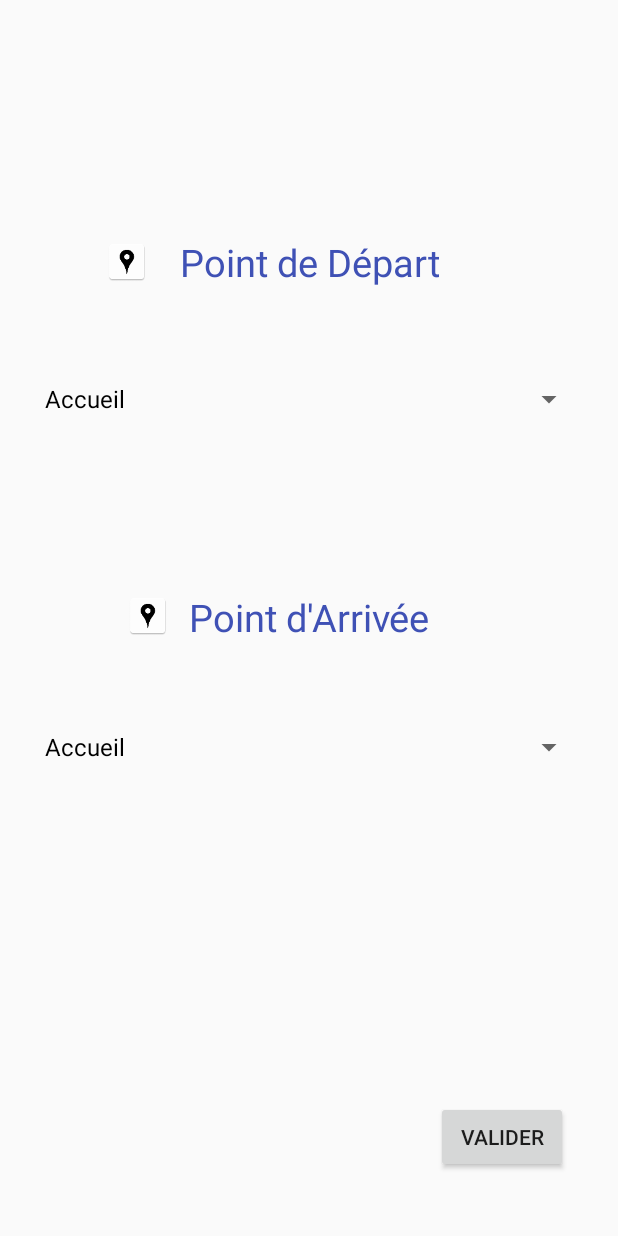
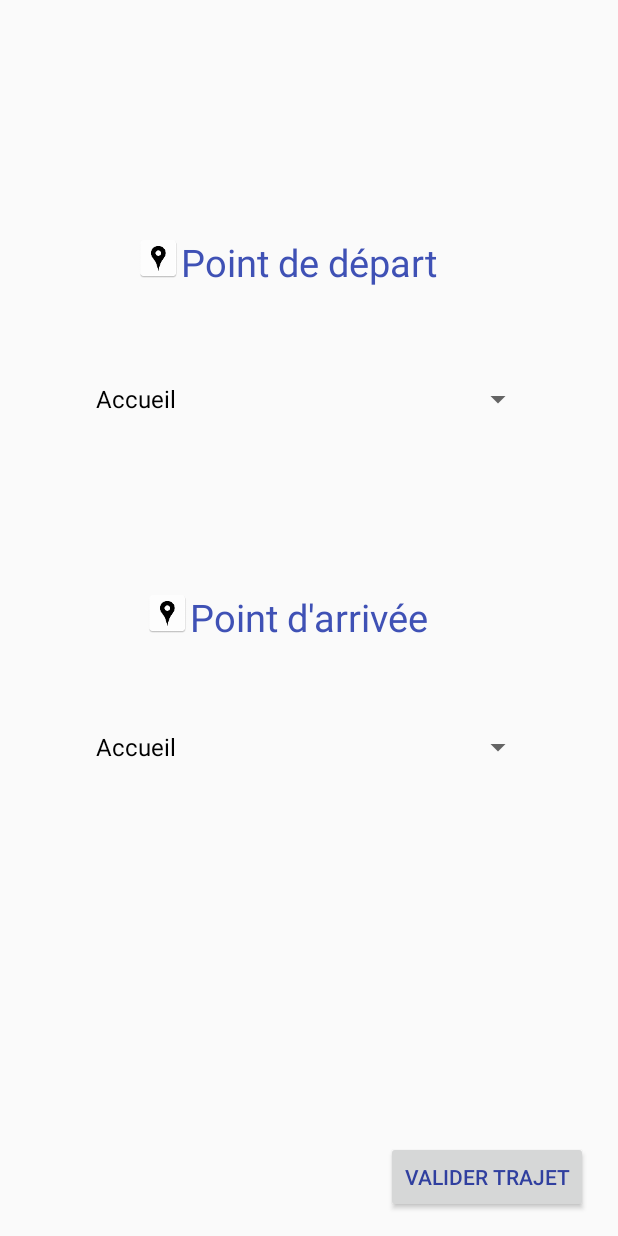
Before and after one commit to catherinegivel/DSmap, an Android app: the screen it shows after launch (ChoiceActivity), on a phone screen of 412 x 824 dp. Run offline under Robolectric (Android 15) with nearby library versions, the phone set to English and light mode, and no system bars.

```diff
--- a/app/src/main/res/layout/activity_choice.xml
+++ b/app/src/main/res/layout/activity_choice.xml
@@ -1,5 +1,6 @@
 <?xml version="1.0" encoding="utf-8"?>
-<android.support.constraint.ConstraintLayout xmlns:android="http://schemas.android.com/apk/res/android"
+<android.support.constraint.ConstraintLayout
+    xmlns:android="http://schemas.android.com/apk/res/android"
     xmlns:app="http://schemas.android.com/apk/res-auto"
     xmlns:tools="http://schemas.android.com/tools"
     android:layout_width="match_parent"
@@ -7,35 +8,26 @@
     tools:context="fr.givel.catherine.dsmap.ChoiceActivity">
 
     <ImageView
-        android:id="@+id/imageView5"
-        android:layout_width="29dp"
-        android:layout_height="32dp"
-        app:layout_constraintBottom_toBottomOf="parent"
-        app:layout_constraintHorizontal_bias="0.219"
-        app:layout_constraintLeft_toLeftOf="parent"
-        app:layout_constraintRight_toRightOf="parent"
-        app:layout_constraintTop_toTopOf="parent"
-        app:layout_constraintVertical_bias="0.498"
-        app:srcCompat="@mipmap/ic_point" />
+        android:id="@+id/imagepointdépart"
+        app:srcCompat="@mipmap/ic_point"
+        android:layout_width="30dp"
+        android:layout_height="30dp"
+        app:layout_constraintTop_toTopOf="@id/pointdedépart"
+        app:layout_constraintRight_toLeftOf="@id/pointdedépart" />
 
     <ImageView
-        android:id="@+id/imageView1"
-        android:layout_width="29dp"
-        android:layout_height="32dp"
+        android:id="@+id/imagepointarrivée"
         app:srcCompat="@mipmap/ic_point"
-        app:layout_constraintBottom_toBottomOf="parent"
-        app:layout_constraintLeft_toLeftOf="parent"
-        app:layout_constraintRight_toRightOf="parent"
-        app:layout_constraintTop_toTopOf="parent"
-        app:layout_constraintVertical_bias="0.2"
-        app:layout_constraintHorizontal_bias="0.183" />
+        android:layout_width="30dp"
+        android:layout_height="30dp"
+        app:layout_constraintRight_toLeftOf="@id/pointdarrivée"
+        app:layout_constraintTop_toTopOf="@id/pointdarrivée" />
 
     <TextView
-        android:id="@+id/textView1"
+        android:id="@+id/pointdedépart"
+        android:text="Point de départ"
         android:layout_width="wrap_content"
         android:layout_height="wrap_content"
-        android:text="Point de Départ"
-        android:textAlignment="center"
         android:textColor="@color/colorPrimary"
         android:textSize="25dp"
         app:layout_constraintBottom_toBottomOf="parent"
@@ -46,9 +38,9 @@
 
     <Spinner
         android:id="@+id/spinner1"
-        android:layout_width="368dp"
+        android:entries="@array/lieux"
+        android:layout_width="300dp"
         android:layout_height="wrap_content"
-        android:entries="@array/lieux"
         android:textAlignment="center"
         android:textColor="@color/colorPrimary"
         android:textSize="25dp"
@@ -59,11 +51,10 @@
         app:layout_constraintVertical_bias="0.312"/>
 
     <TextView
-        android:id="@+id/textView2"
+        android:id="@+id/pointdarrivée"
+        android:text="Point d'arrivée"
         android:layout_width="wrap_content"
         android:layout_height="wrap_content"
-        android:text="Point d'Arrivée"
-        android:textAlignment="center"
         android:textColor="@color/colorPrimary"
         android:textSize="25dp"
         app:layout_constraintBottom_toBottomOf="parent"
@@ -74,9 +65,9 @@
 
     <Spinner
         android:id="@+id/spinner2"
-        android:layout_width="368dp"
+        android:entries="@array/lieux"
+        android:layout_width="300dp"
         android:layout_height="wrap_content"
-        android:entries="@array/lieux"
         android:textAlignment="center"
         android:textColor="@color/colorPrimary"
         android:textSize="25dp"
@@ -88,15 +79,14 @@
 
     <Button
         android:id="@+id/button"
+        android:text="Valider trajet"
         android:layout_width="wrap_content"
         android:layout_height="wrap_content"
-        android:text="Valider"
+        android:textColor="@color/colorPrimaryDark"
         app:layout_constraintBottom_toBottomOf="parent"
-        app:layout_constraintLeft_toLeftOf="parent"
         app:layout_constraintRight_toRightOf="parent"
-        app:layout_constraintTop_toTopOf="parent"
-        app:layout_constraintVertical_bias="0.946"
-        app:layout_constraintHorizontal_bias="0.898"
+        android:layout_marginRight="20dp"
+        android:layout_marginBottom="15dp"
         android:onClick="MapActivity"/>
 
 </android.support.constraint.ConstraintLayout>
--- a/app/src/main/res/values/strings.xml
+++ b/app/src/main/res/values/strings.xml
@@ -2,20 +2,4 @@
     <string name="app_name">DSmap</string>
     <string name="to">vers</string>
     <string name="title_activity_choice">ChoiceActivity</string>
-   <string-array name="lieux">
-        <item>Accueil Dom Sortais</item>
-        <item>CDF Site 6/5</item>
-        <item>CDF Site 4/3</item>
-        <item>Chapelle</item>
-        <item>Internat</item>
-        <item>NDBN CDI</item>
-        <item>NDBN EUROPE</item>
-        <item>NDBN Hall</item>
-        <item>NDBN SVT</item>
-        <item>NDBN Technique</item>
-        <item>NDBN EUROPE</item>
-        <item>Pinier Accueil</item>
-        <item>Restaurant Libault</item>
-        <item>Restaurant Mongazon</item>
-    </string-array>
 </resources>
```
